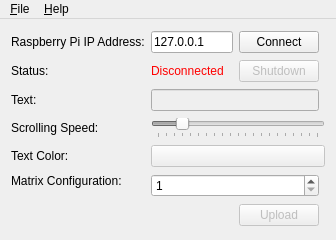
Before: the Qt Designer form src/desktopclient/mainwindow.ui in josharmstrong08/RPLD, drawn with Qt 5.
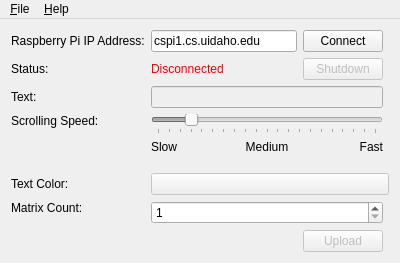
After: the same form once the commit is applied.

Commit message: Added functionality to disconnect from server, user interface tweaks, and comments.

```diff
--- a/src/desktopclient/mainwindow.ui
+++ b/src/desktopclient/mainwindow.ui
@@ -6,10 +6,16 @@
    <rect>
     <x>0</x>
     <y>0</y>
-    <width>336</width>
-    <height>240</height>
+    <width>400</width>
+    <height>263</height>
    </rect>
   </property>
+  <property name="minimumSize">
+   <size>
+    <width>400</width>
+    <height>0</height>
+   </size>
+  </property>
   <property name="windowTitle">
    <string>Raspberry Pi LED Display</string>
   </property>
@@ -25,7 +31,7 @@
     <item row="6" column="1" alignment="Qt::AlignLeft|Qt::AlignTop">
      <widget class="QLabel" name="matrixConfigLabel">
       <property name="text">
-       <string>Matrix Configuration:</string>
+       <string>&lt;html&gt;&lt;head/&gt;&lt;body&gt;&lt;p&gt;Matrix Count:&lt;/p&gt;&lt;/body&gt;&lt;/html&gt;</string>
       </property>
      </widget>
     </item>
@@ -64,6 +70,9 @@
       <property name="text">
        <string>Scrolling Speed:</string>
       </property>
+      <property name="alignment">
+       <set>Qt::AlignLeading|Qt::AlignLeft|Qt::AlignTop</set>
+      </property>
      </widget>
     </item>
     <item row="2" column="2">
@@ -71,6 +80,11 @@
       <property name="enabled">
        <bool>false</bool>
       </property>
+      <property name="font">
+       <font>
+        <family>MS Sans Serif</family>
+       </font>
+      </property>
      </widget>
     </item>
     <item row="1" column="2">
@@ -142,7 +156,7 @@
       <item>
        <widget class="QLineEdit" name="ipAddress">
         <property name="text">
-         <string>127.0.0.1</string>
+         <string>cspi1.cs.uidaho.edu</string>
         </property>
        </widget>
       </item>
@@ -155,7 +169,19 @@
       </item>
      </layout>
     </item>
-    <item row="4" column="2" colspan="2">
+    <item row="6" column="2">
+     <widget class="QSpinBox" name="matrixCountSpinner">
+      <property name="minimum">
+       <number>1</number>
+      </property>
+      <property name="maximum">
+       <number>10</number>
+      </property>
+     </widget>
+    </item>
+    <item row="4" column="2">
+     <layout class="QVBoxLayout" name="verticalLayout">
+      <item>
      <widget class="QSlider" name="scrollSpeedSlider">
       <property name="enabled">
        <bool>false</bool>
@@ -186,15 +212,41 @@
       </property>
      </widget>
     </item>
-    <item row="6" column="2">
-     <widget class="QSpinBox" name="matrixCountSpinner">
-      <property name="minimum">
-       <number>1</number>
-      </property>
-      <property name="maximum">
-       <number>10</number>
-      </property>
-     </widget>
+      <item>
+       <layout class="QHBoxLayout" name="horizontalLayout_3">
+        <item>
+         <widget class="QLabel" name="label_5">
+          <property name="text">
+           <string>Slow</string>
+          </property>
+          <property name="alignment">
+           <set>Qt::AlignLeading|Qt::AlignLeft|Qt::AlignTop</set>
+          </property>
+         </widget>
+        </item>
+        <item>
+         <widget class="QLabel" name="label_7">
+          <property name="text">
+           <string>Medium</string>
+          </property>
+          <property name="alignment">
+           <set>Qt::AlignHCenter|Qt::AlignTop</set>
+          </property>
+         </widget>
+        </item>
+        <item>
+         <widget class="QLabel" name="label_6">
+          <property name="text">
+           <string>Fast</string>
+          </property>
+          <property name="alignment">
+           <set>Qt::AlignRight|Qt::AlignTop|Qt::AlignTrailing</set>
+          </property>
+         </widget>
+        </item>
+       </layout>
+      </item>
+     </layout>
     </item>
    </layout>
   </widget>
@@ -203,7 +255,7 @@
     <rect>
      <x>0</x>
      <y>0</y>
-     <width>336</width>
+     <width>400</width>
      <height>21</height>
     </rect>
    </property>
```
Lines whose indentation alone changed are shown as unchanged. The commit also changes 4 other files.
